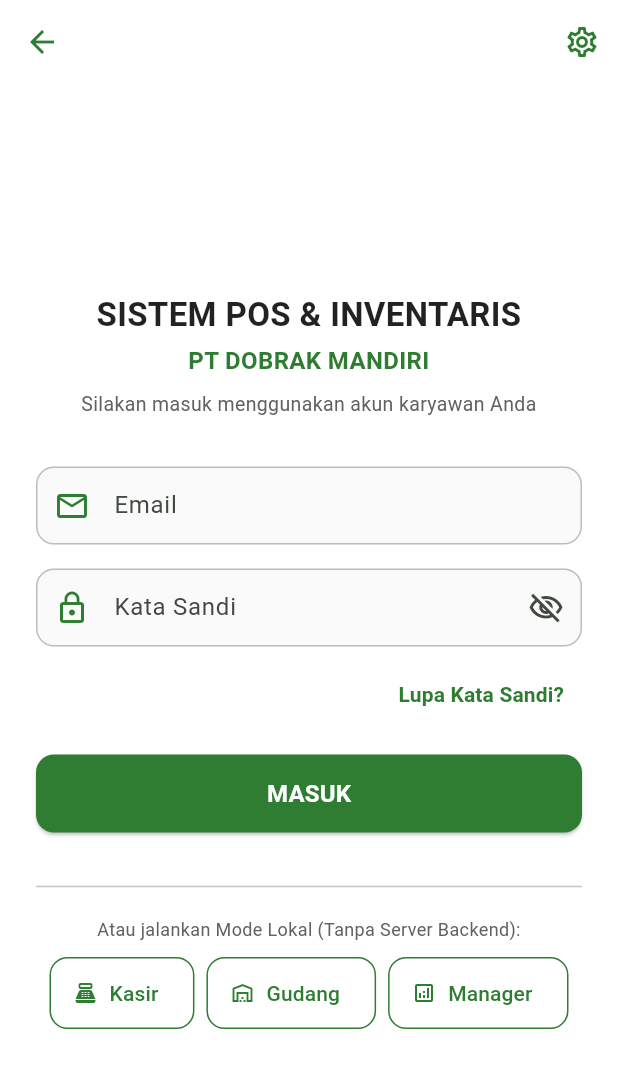
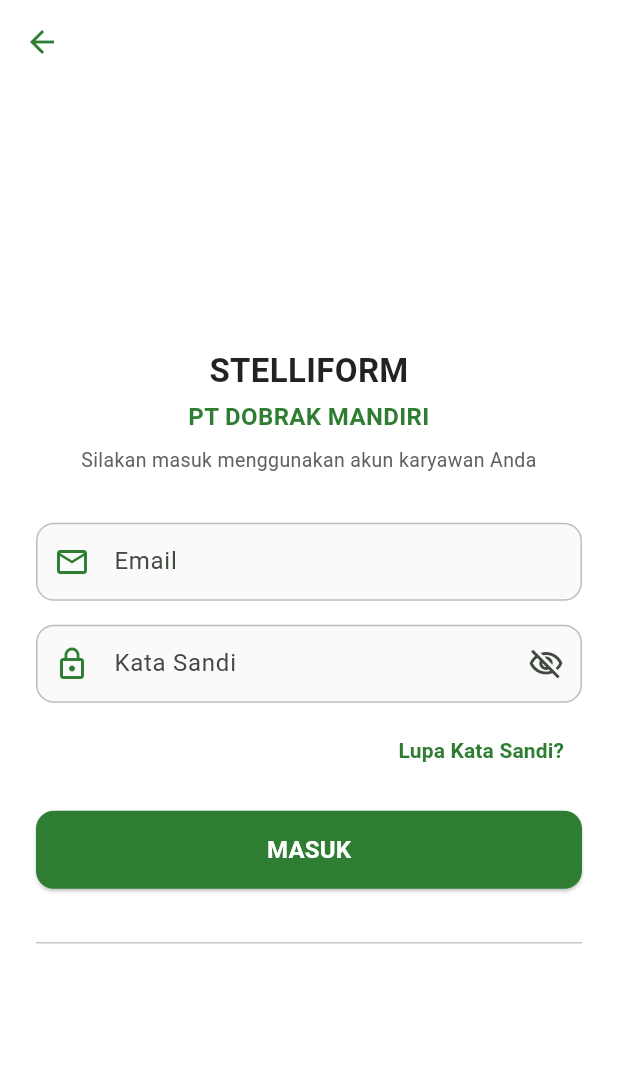
Before and after one commit to kevinnsrt/dobrak-mandiri, a Flutter app: the LoginFormPage screen opened directly, on a phone screen of 412 x 824 dp. Shown: the top 1068 px of the screen. Run offline on Flutter 3.47's test engine with Material 3 defaults, Android fonts, the phone set to English and light mode, and no system bars; our stand-ins replace shared_preferences; accounts and stored records are empty; network calls fail.

Commit message:
feat(app): connect backend API via Dewacloud and update UI components

```diff
--- a/lib/core/config/api_config.dart
+++ b/lib/core/config/api_config.dart
@@ -3,7 +3,7 @@ class ApiConfig {
   ApiConfig._();
 
   /// Base URL default sesuai konfigurasi backend lokal saat ini.
-  static const String defaultBaseUrl = 'http://172.20.10.3:8080/api/v1';
+  static const String defaultBaseUrl = 'https://stelliform.user.cloudjkt02.com/api/v1';
 
   /// Timeout default untuk panggilan HTTP.
   static const Duration requestTimeout = Duration(seconds: 10);
--- a/lib/features/auth/presentation/pages/login_form_page.dart
+++ b/lib/features/auth/presentation/pages/login_form_page.dart
@@ -57,23 +57,23 @@ class _LoginFormPageState extends State<LoginFormPage> {
     }
   }
 
-  Future<void> _handleDemoLogin(UserRole role) async {
-    final authProvider = context.read<AuthProvider>();
-    await authProvider.loginOfflineDemo(role);
-
-    if (!mounted) return;
-    ScaffoldMessenger.of(context).showSnackBar(
-      SnackBar(
-        content: Text('Masuk Mode Lokal sebagai ${role.displayLabel}.'),
-        backgroundColor: AppTheme.infoBlue,
-        behavior: SnackBarBehavior.floating,
-        duration: const Duration(seconds: 2),
-      ),
-    );
-    if (Navigator.canPop(context)) {
-      Navigator.of(context).popUntil((route) => route.isFirst);
-    }
-  }
+  // Future<void> _handleDemoLogin(UserRole role) async {
+  //   final authProvider = context.read<AuthProvider>();
+  //   await authProvider.loginOfflineDemo(role);
+  //
+  //   if (!mounted) return;
+  //   ScaffoldMessenger.of(context).showSnackBar(
+  //     SnackBar(
+  //       content: Text('Masuk Mode Lokal sebagai ${role.displayLabel}.'),
+  //       backgroundColor: AppTheme.infoBlue,
+  //       behavior: SnackBarBehavior.floating,
+  //       duration: const Duration(seconds: 2),
+  //     ),
+  //   );
+  //   if (Navigator.canPop(context)) {
+  //     Navigator.of(context).popUntil((route) => route.isFirst);
+  //   }
+  // }
 
   void _showErrorDialog(String message) {
     showDialog<void>(
@@ -178,13 +178,6 @@ class _LoginFormPageState extends State<LoginFormPage> {
         backgroundColor: Colors.transparent,
         foregroundColor: AppTheme.primaryGreen,
         elevation: 0,
-        actions: [
-          IconButton(
-            icon: const Icon(Icons.settings_outlined),
-            tooltip: 'Pengaturan Server API',
-            onPressed: isLoading ? null : _showServerSettingsDialog,
-          ),
-        ],
       ),
       body: SafeArea(
         child: Center(
@@ -198,7 +191,7 @@ class _LoginFormPageState extends State<LoginFormPage> {
                   crossAxisAlignment: CrossAxisAlignment.stretch,
                   children: [
                     const Text(
-                      'SISTEM POS & INVENTARIS',
+                      'STELLIFORM',
                       style: TextStyle(
                         fontSize: 22,
                         fontWeight: FontWeight.bold,
@@ -320,40 +313,6 @@ class _LoginFormPageState extends State<LoginFormPage> {
                     const SizedBox(height: 28),
                     const Divider(),
                     const SizedBox(height: 12),
-                    const Text(
-                      'Atau jalankan Mode Lokal (Tanpa Server Backend):',
-                      textAlign: TextAlign.center,
-                      style: TextStyle(fontSize: 12, color: AppTheme.mutedText),
-                    ),
-                    const SizedBox(height: 10),
-                    Wrap(
-                      spacing: 8,
-                      runSpacing: 8,
-                      alignment: WrapAlignment.center,
-                      children: [
-                        OutlinedButton.icon(
-                          onPressed: isLoading
-                              ? null
-                              : () => _handleDemoLogin(UserRole.cashier),
-                          icon: const Icon(Icons.point_of_sale, size: 16),
-                          label: const Text('Kasir'),
-                        ),
-                        OutlinedButton.icon(
-                          onPressed: isLoading
-                              ? null
-                              : () => _handleDemoLogin(UserRole.inventory),
-                          icon: const Icon(Icons.warehouse_outlined, size: 16),
-                          label: const Text('Gudang'),
-                        ),
-                        OutlinedButton.icon(
-                          onPressed: isLoading
-                              ? null
-                              : () => _handleDemoLogin(UserRole.owner),
-                          icon: const Icon(Icons.analytics_outlined, size: 16),
-                          label: const Text('Manager'),
-                        ),
-                      ],
-                    ),
                   ],
                 ),
               ),
--- a/lib/features/auth/presentation/pages/welcome_login_page.dart
+++ b/lib/features/auth/presentation/pages/welcome_login_page.dart
@@ -96,7 +96,7 @@ class WelcomeLoginPage extends StatelessWidget {
                               ),
                               const SizedBox(height: 32),
                               const Text(
-                                'SISTEM POS & INVENTARIS',
+                                'STELLIFORM by',
                                 style: TextStyle(
                                   fontSize: 22,
                                   fontWeight: FontWeight.bold,
@@ -151,7 +151,7 @@ class WelcomeLoginPage extends StatelessWidget {
                                   ),
                                 ),
                                 child: const Text(
-                                  'MASUK KE SISTEM',
+                                  'MASUK',
                                   textAlign: TextAlign.center,
                                   style: TextStyle(
                                     fontSize: 16,
```
Also changed, not shown: lib/data/repositories/inventory_repository.dart (+12 -8 lines), lib/features/dashboard/presentation/pages/cashier_dashboard_page.dart (+0 -37 lines), 1 other file.
